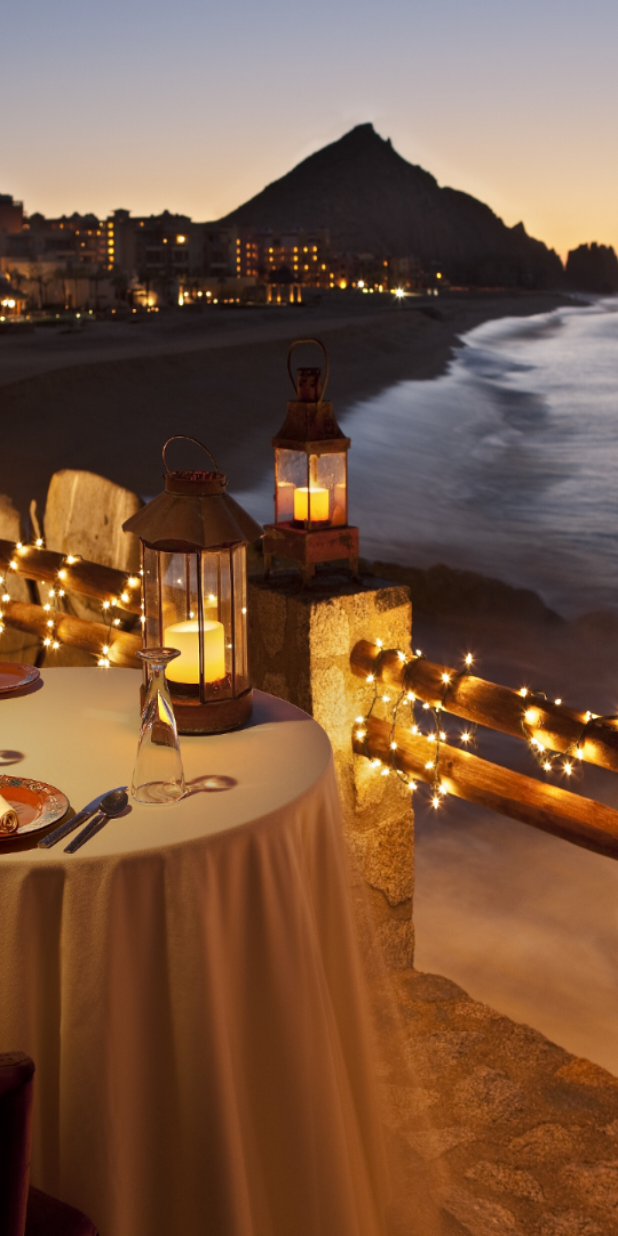
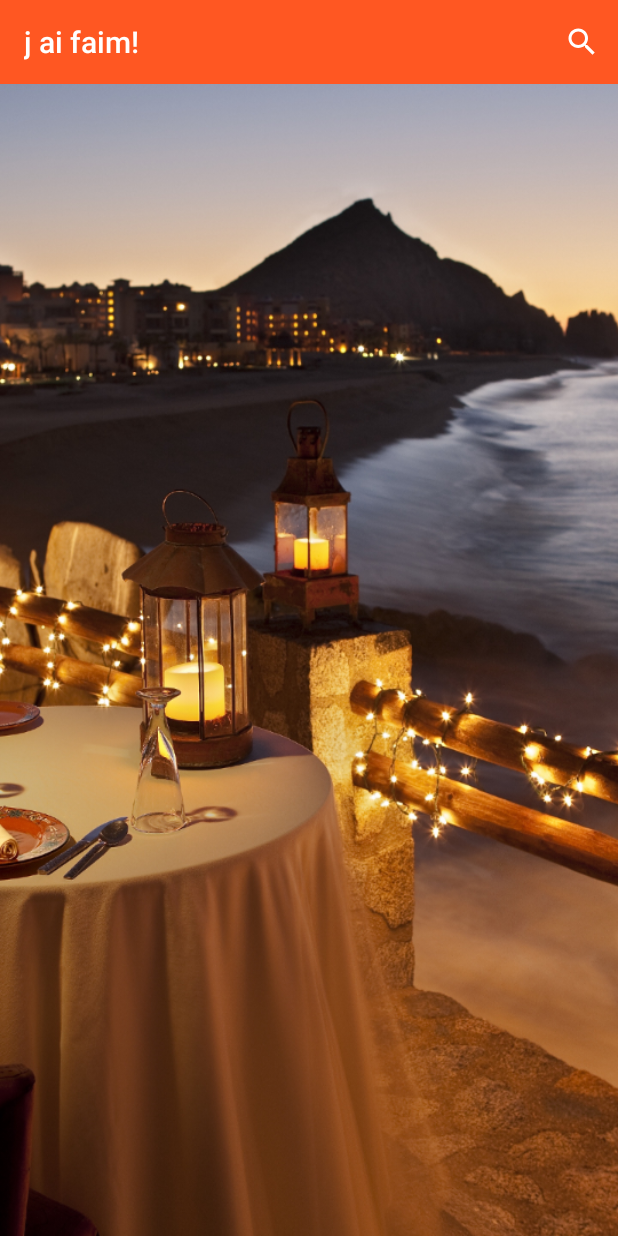
Before and after one commit to FLF69740/Projet-6-OC, an Android app: the screen it shows after launch (MainActivity), on a phone screen of 412 x 824 dp. Run offline under Robolectric (Android 15) with nearby library versions, the phone set to English and light mode, and no system bars; our stand-ins replace ButterKnife; libraries missing offline, so code that uses them is left out: com.firebase.ui; 2 statements that could not run were skipped.

Commit message:
toolbarand search icon creation - getting started FR/UK R.string translation

```diff
--- a/app/src/main/java/com/example/francoislf/go4lunch/controllers/activities/BaseActivity.java
+++ b/app/src/main/java/com/example/francoislf/go4lunch/controllers/activities/BaseActivity.java
@@ -4,6 +4,9 @@ import android.os.Bundle;
 import android.support.annotation.Nullable;
 import android.support.v4.app.Fragment;
 import android.support.v7.app.AppCompatActivity;
+import android.support.v7.widget.Toolbar;
+import android.view.Menu;
+import com.example.francoislf.go4lunch.R;
 
 public abstract class BaseActivity extends AppCompatActivity {
 
@@ -12,6 +15,7 @@ public abstract class BaseActivity extends AppCompatActivity {
         super.onCreate(savedInstanceState);
         setContentView(this.getContentView());
         configureFragment(savedInstanceState);
+        configureToolbar();
     }
 
     // Load the view
@@ -32,4 +36,22 @@ public abstract class BaseActivity extends AppCompatActivity {
     // Load the layout id
     protected abstract int getFragmentLayout();
 
+    //Configure toolbar
+    protected void configureToolbar(){
+        Toolbar toolbar = findViewById(getToolbarView());
+        toolbar.setTitle(getToolbarTitle());
+        setSupportActionBar(toolbar);
+    }
+
+    // Load Toolbar View
+    protected abstract int getToolbarView();
+
+    // Load Toolbar Title
+    protected abstract int getToolbarTitle();
+
+    @Override
+    public boolean onCreateOptionsMenu(Menu menu) {
+        getMenuInflater().inflate(R.menu.toolbar_menu, menu);
+        return true;
+    }
 }
--- a/app/src/main/java/com/example/francoislf/go4lunch/controllers/activities/MainActivity.java
+++ b/app/src/main/java/com/example/francoislf/go4lunch/controllers/activities/MainActivity.java
@@ -26,6 +26,12 @@ public class MainActivity extends BaseActivity {
 
     @Override
     protected int getFragmentLayout() {return (R.id.frame_layout_main);}
+
+    @Override
+    protected int getToolbarView() {return R.id.activity_main_toolbar;}
+
+    @Override
+    protected int getToolbarTitle() {return R.string.general_toolbar_title;}
 
     @Override
     protected void onCreate(@Nullable Bundle savedInstanceState) {
--- a/app/src/main/res/layout/activity_main.xml
+++ b/app/src/main/res/layout/activity_main.xml
@@ -1,6 +1,22 @@
 <?xml version="1.0" encoding="utf-8"?>
-<FrameLayout
+<LinearLayout android:layout_width="match_parent"
+    android:layout_height="match_parent"
     xmlns:android="http://schemas.android.com/apk/res/android"
-    android:id="@+id/frame_layout_main"
-    android:layout_width="match_parent"
-    android:layout_height="match_parent"/>
+    xmlns:app="http://schemas.android.com/apk/res-auto"
+    android:orientation="vertical">
+
+    <!-- Toolbar -->
+    <android.support.v7.widget.Toolbar
+        android:id="@+id/activity_main_toolbar"
+        android:layout_width="match_parent"
+        android:layout_height="wrap_content"
+        app:titleTextColor="@android:color/white"
+        android:background="@color/colorPrimary"/>
+
+    <FrameLayout
+        xmlns:android="http://schemas.android.com/apk/res/android"
+        android:id="@+id/frame_layout_main"
+        android:layout_width="match_parent"
+        android:layout_height="match_parent"/>
+
+</LinearLayout>
--- /dev/null
+++ b/app/src/main/res/menu/toolbar_menu.xml
@@ -0,0 +1,9 @@
+<menu xmlns:android="http://schemas.android.com/apk/res/android"
+    xmlns:app="http://schemas.android.com/apk/res-auto">
+    <item
+        android:id="@+id/menu_activity_main_search"
+        android:icon="@drawable/baseline_search_white_24"
+        app:showAsAction="ifRoom"
+        android:title="Rechercher">
+    </item>
+</menu>
--- a/app/src/main/res/values/strings.xml
+++ b/app/src/main/res/values/strings.xml
@@ -6,10 +6,13 @@
     <string name="facebook_application_id" translatable="false">230792571092962</string>
     <string name="facebook_login_protocol_scheme" translatable="false" tools:ignore="UnusedResources">fb230792571092962</string>
 
-    <!-- TODO: Firebase auth message -->
+    <!-- Firebase auth message -->
     <string name="connection_succeed">connection réussie</string>
     <string name="connection_canceled">connection annulée</string>
     <string name="error_no_internet">pas de connection internet</string>
     <string name="error_unknown_error">erreur inconnue</string>
 
+    <!-- IHM String -->
+    <string name="general_toolbar_title">j ai faim!</string>
+
 </resources>
--- a/app/src/main/res/values/styles.xml
+++ b/app/src/main/res/values/styles.xml
@@ -30,8 +30,7 @@
     <style name="FirebaseUI.AuthMethodPicker.Logo">
         <item name="android:layout_width">wrap_content</item>
         <item name="android:layout_height">wrap_content</item>
-        <item name="android:layout_gravity">center</item>
-        <item name="android:padding">24dp</item>
+        <item name="android:layout_gravity">top</item>
     </style>
 
 </resources>
```
Also changed, not shown: app/src/main/res/drawable-hdpi/baseline_search_white_24.png (added), app/src/main/res/drawable-mdpi/baseline_search_white_24.png (added), app/src/main/res/drawable-xhdpi/baseline_search_white_24.png (added), app/src/main/res/drawable-xxhdpi/baseline_search_white_24.png (added), app/src/main/res/drawable-xxxhdpi/baseline_search_white_24.png (added), 1 other file.
